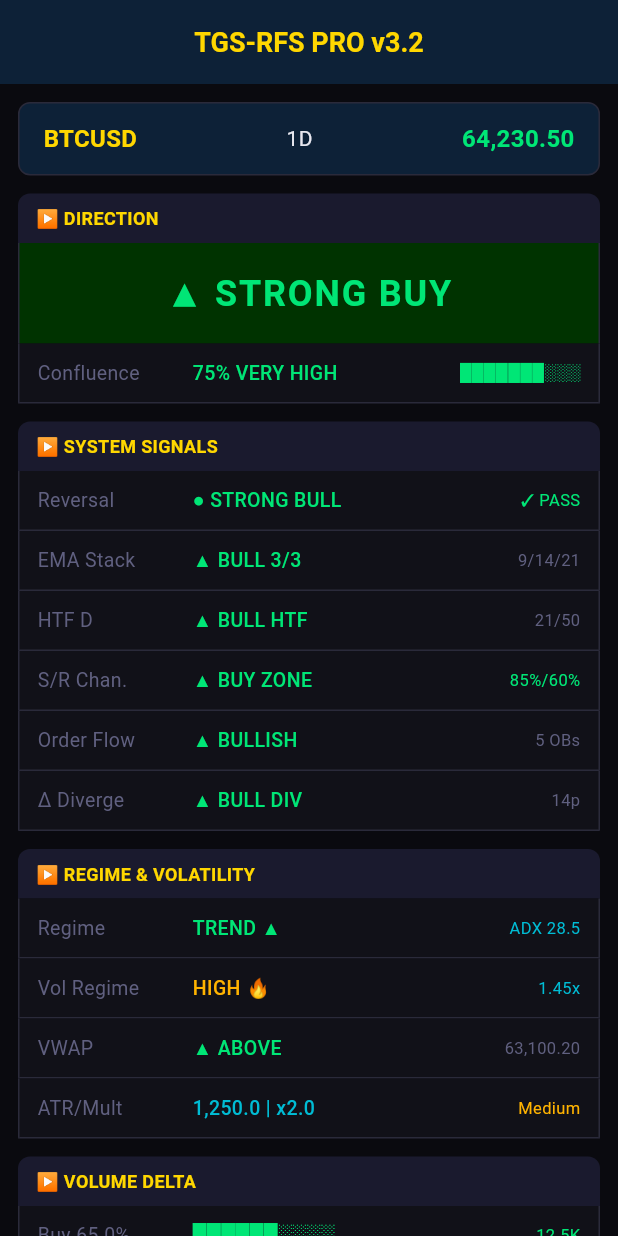
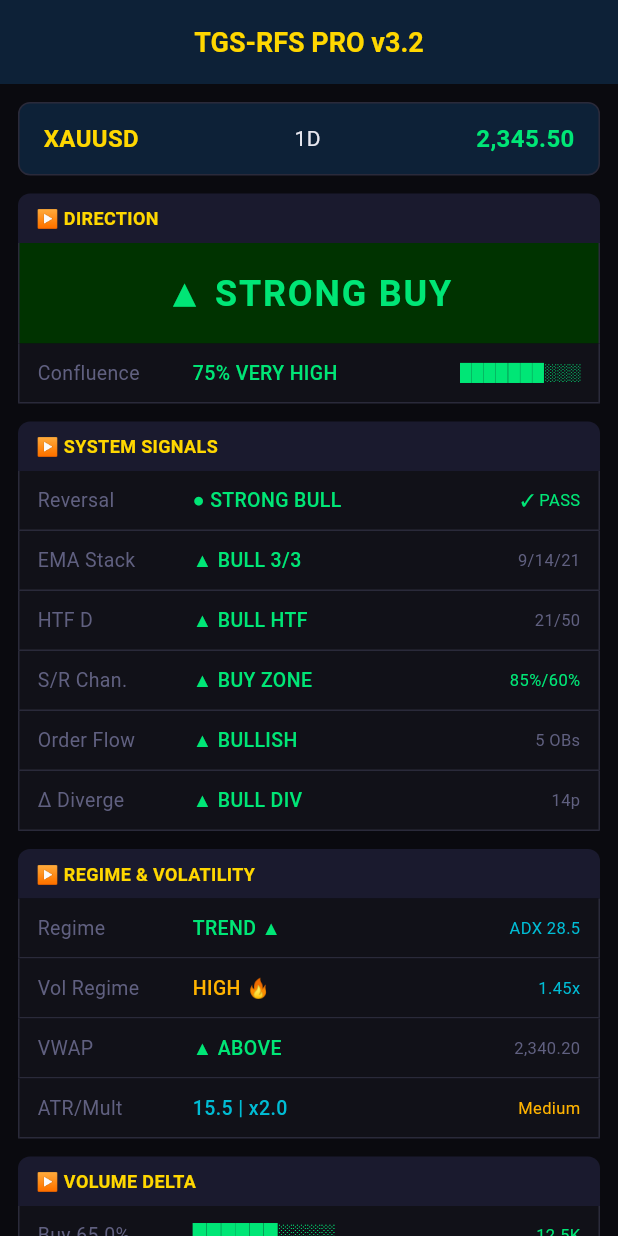
Before and after one commit to could-ai/019d1ae8-e0ee-7094-a79e-b027c650e1d8, a Flutter app: the screen it shows after launch, on a phone screen of 412 x 824 dp. Run offline on Flutter 3.47's test engine with Material 3 defaults, Android fonts, the phone set to English and light mode, and no system bars.

Commit message:
Updated the dashboard to display XAUUSD instead of BTCUSD. Adjusted the dummy price to a realistic Gold price (2,345.50) and updated the VWAP and ATR values to match typical Gold volatility metrics instead of Bitcoin's.

```diff
--- a/usr/lib/trading_dashboard.dart
+++ b/usr/lib/trading_dashboard.dart
@@ -33,7 +33,8 @@ class TradingDashboard extends StatelessWidget {
       body: ListView(
         padding: const EdgeInsets.all(12.0),
         children: [
-          _buildHeaderRow('BTCUSD', '1D', '64,230.50', isBullish: true),
+          // Updated to XAUUSD with a realistic Gold price
+          _buildHeaderRow('XAUUSD', '1D', '2,345.50', isBullish: true),
           const SizedBox(height: 12),
 
           _buildSectionHeader('▶ DIRECTION'),
@@ -53,8 +54,9 @@ class TradingDashboard extends StatelessWidget {
           _buildSectionHeader('▶ REGIME & VOLATILITY'),
           _buildDataRow('Regime', 'TREND ▲', 'ADX 28.5', cBull, cCyan),
           _buildDataRow('Vol Regime', 'HIGH 🔥', '1.45x', cOrange, cCyan),
-          _buildDataRow('VWAP', '▲ ABOVE', '63,100.20', cBull, cMuted),
-          _buildDataRow('ATR/Mult', '1,250.0 | x2.0', 'Medium', cCyan, cOrange),
+          // Adjusted VWAP and ATR for typical XAUUSD values
+          _buildDataRow('VWAP', '▲ ABOVE', '2,340.20', cBull, cMuted),
+          _buildDataRow('ATR/Mult', '15.5 | x2.0', 'Medium', cCyan, cOrange),
           const SizedBox(height: 12),
 
           _buildSectionHeader('▶ VOLUME DELTA'),
```
